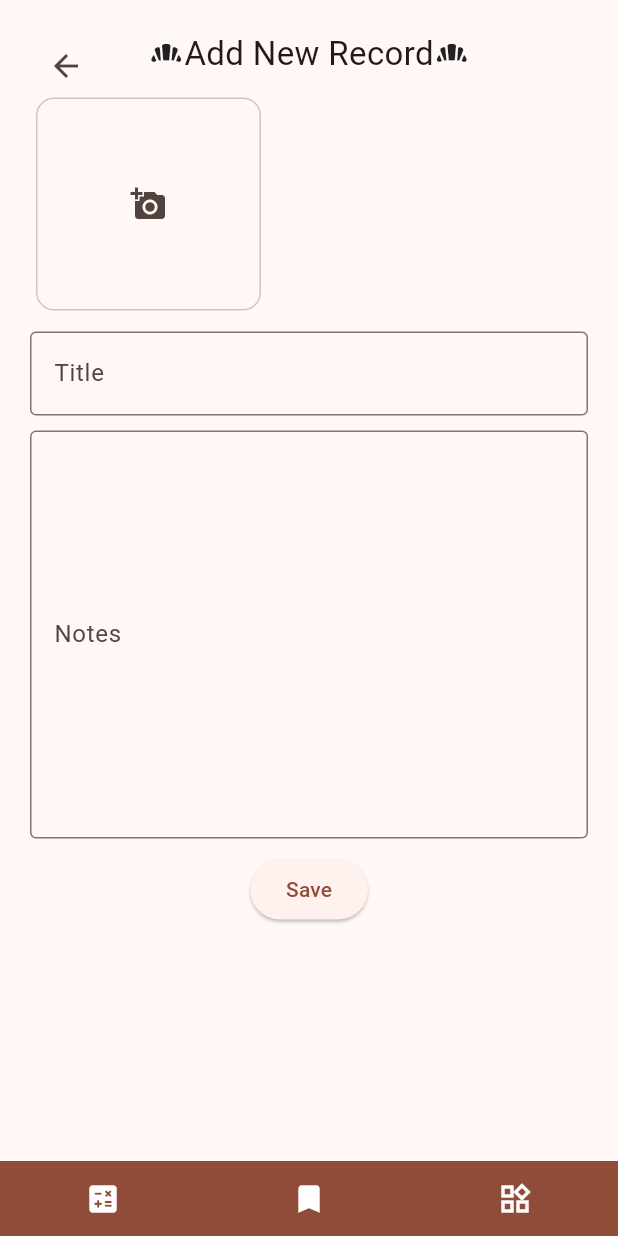
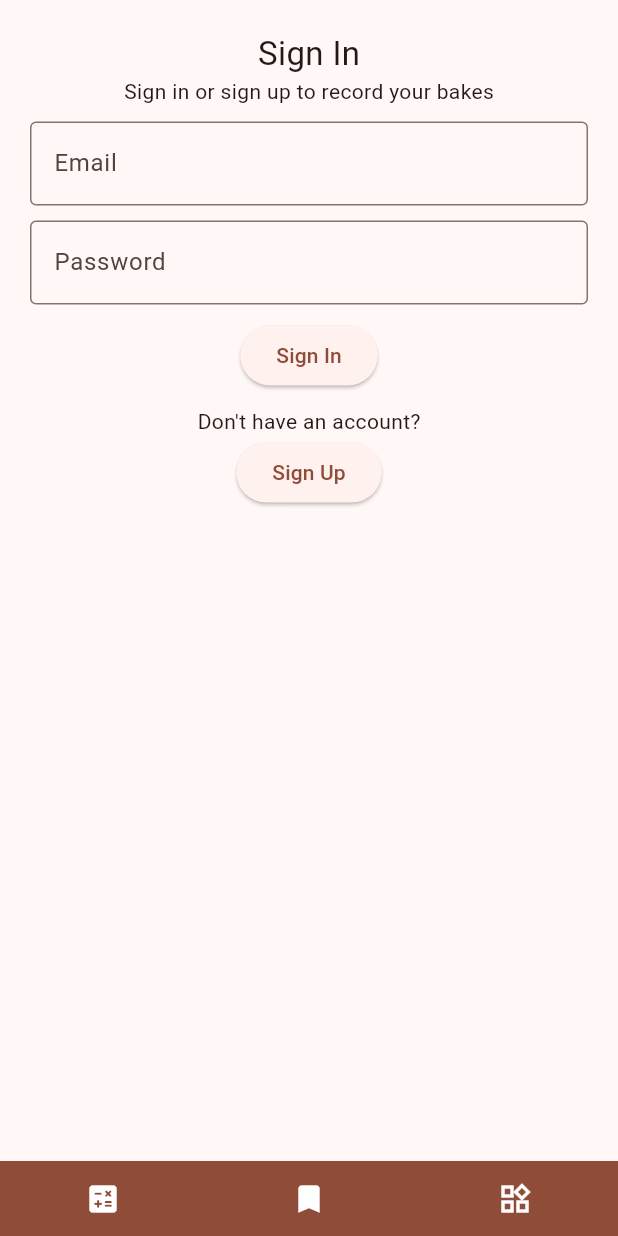
Before and after one commit to sakiko-kawai/doughdo, a Flutter app: the screen it shows after launch, item 2 of the bottom bar chosen, after a tap on the "add" icon, on a phone screen of 412 x 824 dp. Run offline on Flutter 3.47's test engine with Material 3 defaults, Android fonts, the phone set to English and light mode, and no system bars; our stand-ins replace cached_network_image, image_cropper, image_picker, shared_preferences, supabase_flutter; accounts and stored records are empty.

Commit message:
start on auth feature

```diff
--- /dev/null
+++ b/lib/screens/auth/sign_in_screen.dart
@@ -0,0 +1,90 @@
+import 'package:bread_app/screens/auth/sign_up_screen.dart';
+import 'package:bread_app/screens/record/record_overview_screen.dart';
+import 'package:bread_app/widgets/custom/scaffold.dart';
+import 'package:bread_app/widgets/custom/sized_box.dart';
+import 'package:bread_app/widgets/custom/title.dart';
+import 'package:flutter/material.dart';
+import 'package:supabase_flutter/supabase_flutter.dart';
+
+class SignInScreen extends StatefulWidget {
+  const SignInScreen({super.key});
+
+  @override
+  State<SignInScreen> createState() => _SignInScreenState();
+}
+
+class _SignInScreenState extends State<SignInScreen> {
+  final _emailController = TextEditingController();
+  final _passwordController = TextEditingController();
+
+  Future<void> _signIn() async {
+    try {
+      await Supabase.instance.client.auth.signInWithPassword(
+        email: _emailController.text,
+        password: _passwordController.text,
+      );
+
+      Navigator.push(
+          context,
+          MaterialPageRoute(
+            builder: (context) => const RecordOverviewScreen(),
+          ));
+    } on AuthException catch (error) {
+      if (mounted) {
+        SnackBar(
+          content: Text(error.message),
+          backgroundColor: Theme.of(context).colorScheme.error,
+        );
+      }
+    } catch (error) {
+      if (mounted) {
+        SnackBar(
+          content: const Text('Unexpected error occurred'),
+          backgroundColor: Theme.of(context).colorScheme.error,
+        );
+      }
+    }
+  }
+
+  @override
+  Widget build(BuildContext context) {
+    return CustomScaffold(
+      child: Column(
+        children: [
+          const CustomTitle(
+            text: "Sign In",
+          ),
+          const Text("Sign in or sign up to record your bakes"),
+          const CustomSizedBox(),
+          TextField(
+            controller: _emailController,
+            decoration: const InputDecoration(labelText: 'Email'),
+          ),
+          const CustomSizedBox(),
+          TextField(
+            controller: _passwordController,
+            decoration: const InputDecoration(labelText: 'Password'),
+            obscureText: true,
+          ),
+          const CustomSizedBox(),
+          ElevatedButton(
+            onPressed: _signIn,
+            child: const Text('Sign In'),
+          ),
+          const CustomSizedBox(),
+          const Text("Don't have an account?"),
+          ElevatedButton(
+            onPressed: () {
+              Navigator.push(
+                  context,
+                  MaterialPageRoute(
+                    builder: (context) => SignUpScreen(),
+                  ));
+            },
+            child: const Text('Sign Up'),
+          ),
+        ],
+      ),
+    );
+  }
+}
--- a/lib/screens/record/record_overview_screen.dart
+++ b/lib/screens/record/record_overview_screen.dart
@@ -1,3 +1,4 @@
+import 'package:bread_app/screens/auth/sign_in_screen.dart';
 import 'package:bread_app/screens/record/record_screen.dart';
 import 'package:bread_app/utils/db_helper.dart';
 import 'package:bread_app/utils/image_helper.dart';
@@ -8,6 +9,7 @@ import 'package:bread_app/widgets/custom/title.dart';
 import 'package:bread_app/models/record.dart';
 import 'package:bread_app/widgets/record/record_load_image.dart';
 import 'package:flutter/material.dart';
+import 'package:supabase_flutter/supabase_flutter.dart';
 
 import 'record_create_screen.dart';
 
@@ -35,6 +37,25 @@ class _RecordOverviewScreenState extends State<RecordOverviewScreen> {
     });
   }
 
+  void fetchUserAndNavigate() {
+    final session = Supabase.instance.client.auth.currentSession;
+    if (session != null) {
+      Navigator.push(
+        context,
+        MaterialPageRoute(
+          builder: (context) => const RecordCreateScreen(),
+        ),
+      );
+    } else {
+      Navigator.push(
+        context,
+        MaterialPageRoute(
+          builder: (context) => const SignInScreen(),
+        ),
+      );
+    }
+  }
+
   @override
   Widget build(BuildContext context) {
     return CustomScaffold(
@@ -47,12 +68,7 @@ class _RecordOverviewScreenState extends State<RecordOverviewScreen> {
           const CustomSizedBox(),
           CustomCard(
             onTap: () {
-              Navigator.push(
-                context,
-                MaterialPageRoute(
-                  builder: (context) => const RecordCreateScreen(),
-                ),
-              );
+              fetchUserAndNavigate();
             },
             child: const Icon(Icons.add_outlined),
           ),
--- a/lib/screens/save_tips_screen.dart
+++ /dev/null
@@ -1,12 +0,0 @@
-import 'package:flutter/material.dart';
-
-import '../widgets/custom/scaffold.dart';
-
-class SaveTipsScreen extends StatelessWidget {
-  const SaveTipsScreen({super.key});
-
-  @override
-  Widget build(BuildContext context) {
-    return const CustomScaffold(child: Text("save tips screen"));
-  }
-}
--- a/lib/widgets/custom/buttom_navigation_bar.dart
+++ b/lib/widgets/custom/buttom_navigation_bar.dart
@@ -1,6 +1,6 @@
 import 'package:bread_app/screens/bakers_percentage_screen.dart';
 import 'package:bread_app/screens/record/record_overview_screen.dart';
-import 'package:bread_app/screens/save_tips_screen.dart';
+import 'package:bread_app/screens/settings_screen.dart';
 import 'package:flutter/material.dart';
 
 class CustomBottomNavigationBar extends StatelessWidget {
@@ -52,7 +52,7 @@ class CustomBottomNavigationBar extends StatelessWidget {
               Navigator.push(
                 context,
                 MaterialPageRoute(
-                  builder: (context) => const SaveTipsScreen(),
+                  builder: (context) => const SettingsScreen(),
                 ),
               );
             },
```
Also changed, not shown: lib/screens/auth/sign_up_screen.dart (added, +63 -0 lines), lib/screens/settings_screen.dart (added, +52 -0 lines).
